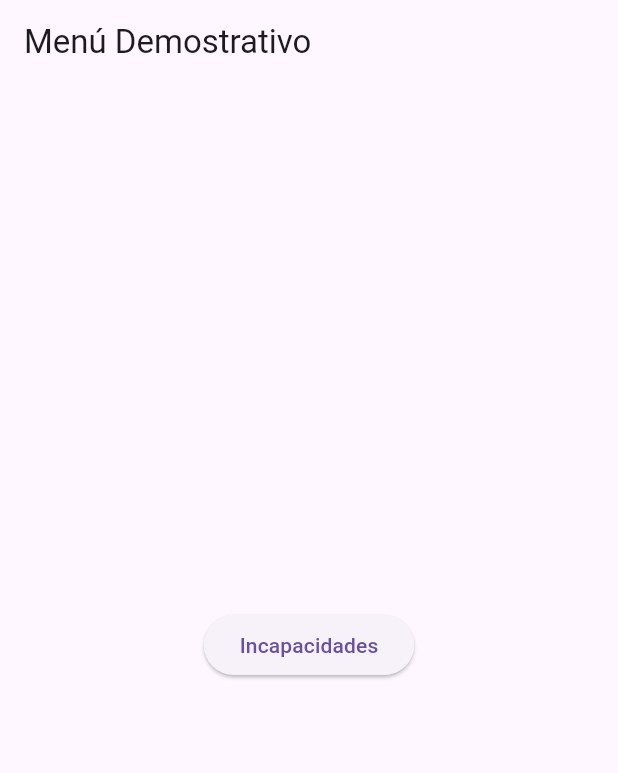
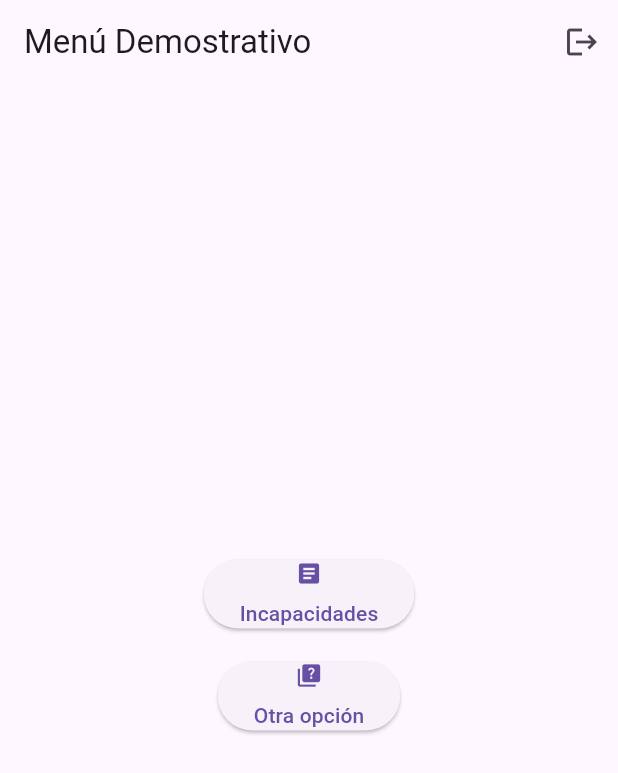
Before and after one commit to leoespi/talento_mxm_flutter, a Flutter app: the MenuPage screen opened directly, on a phone screen of 412 x 824 dp. Shown: the top 773 px of the screen. Run offline on Flutter 3.47's test engine with Material 3 defaults, Android fonts, the phone set to English and light mode, and no system bars; our stand-ins replace get, get_storage, google_fonts, image_picker; accounts and stored records are empty.

Commit message:
Log out Funcional

```diff
--- a/lib/controllers/authentication.dart
+++ b/lib/controllers/authentication.dart
@@ -7,10 +7,13 @@ import 'package:http/http.dart' as http;
 import 'package:flutter/material.dart';
 import 'package:get_storage/get_storage.dart';
 import 'package:talento_mxm_flutter/views/menu.dart';
+import 'package:talento_mxm_flutter/views/login_page.dart';
 
 class AuthenticationController extends GetxController {
+
   Future<void> logout() async {
     box.remove('token');
+    Get.offAll(() => LoginPage ());
 
   }
 
--- a/lib/views/login_page.dart
+++ b/lib/views/login_page.dart
@@ -37,6 +37,8 @@ class _LoginPageState extends State<LoginPage> {
                     width: 200,
                     height: 200,
                     decoration: BoxDecoration(
+
+
 
                     ),
                   ),
--- a/lib/views/menu.dart
+++ b/lib/views/menu.dart
@@ -1,12 +1,22 @@
 import 'package:flutter/material.dart';
-import 'package:talento_mxm_flutter/views/incapacidades_page.dart'; // Asegúrate de importar el archivo donde tienes la página de incapacidades
+import 'package:talento_mxm_flutter/views/incapacidades_page.dart';
+import 'package:talento_mxm_flutter/controllers/authentication.dart';
+import 'package:get/get.dart';
 
 class MenuPage extends StatelessWidget {
+  final AuthenticationController _authController = Get.find();
+
   @override
   Widget build(BuildContext context) {
     return Scaffold(
       appBar: AppBar(
         title: Text('Menú Demostrativo'),
+        actions: [
+          IconButton(
+            icon: Icon(Icons.logout),
+            onPressed: () => _authController.logout(), // Llama al método de logout sin argumentos
+          ),
+        ],
       ),
       body: Center(
         child: Column(
@@ -19,10 +29,29 @@ class MenuPage extends StatelessWidget {
                   MaterialPageRoute(builder: (context) => MyForm()), // Reemplaza IncapacidadesPage con el nombre de tu clase de la página de incapacidades
                 );
               },
-              child: Text('Incapacidades'), // Cambia el texto según la opción que quieras
+              child: Column(
+                children: [
+                  Icon(Icons.article), // Icono de la opción
+                  SizedBox(height: 8),
+                  Text('Incapacidades'), // Texto de la opción
+                ],
+              ),
             ),
             SizedBox(height: 20),
-
+            ElevatedButton(
+              onPressed: () {
+                // Agrega aquí la lógica para la otra opción del menú
+              },
+              child: Column(
+                children: [
+                  Icon(Icons.quiz), // Icono de la opción
+                  SizedBox(height: 8),
+                  Text('Otra opción'), // Texto de la opción
+                ],
+              ),
+            ),
+            SizedBox(height: 20),
+            // Agrega más opciones del menú según sea necesario
           ],
         ),
       ),
--- a/pubspec.yaml
+++ b/pubspec.yaml
@@ -39,6 +39,7 @@ dependencies:
   get: ^4.6.6
   get_storage: ^2.1.1
   image_picker: ^1.1.1
+  http: ^1.2.1
 
 dev_dependencies:
   flutter_test:
```
Also changed, not shown: pubspec.lock.
